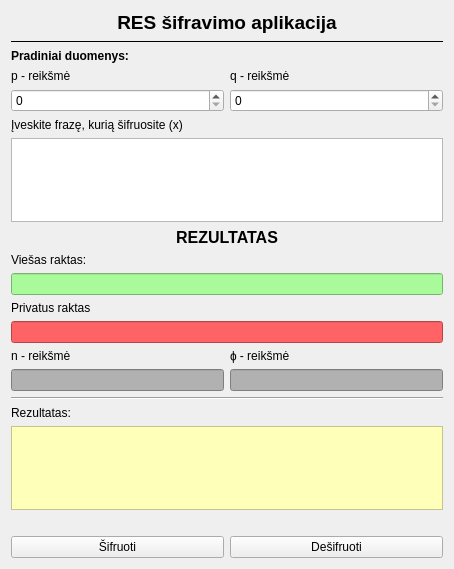
Qt form gui/form.ui (arnoldasstrukcinskas/PD_NR.3-RSA-) before a commit.
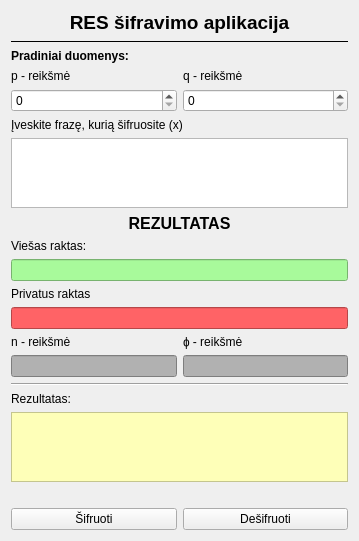
The same form after that commit.

```diff
--- a/gui/form.ui
+++ b/gui/form.ui
@@ -6,8 +6,8 @@
    <rect>
     <x>0</x>
     <y>0</y>
-    <width>454</width>
-    <height>569</height>
+    <width>359</width>
+    <height>539</height>
    </rect>
   </property>
   <property name="windowTitle">
```
